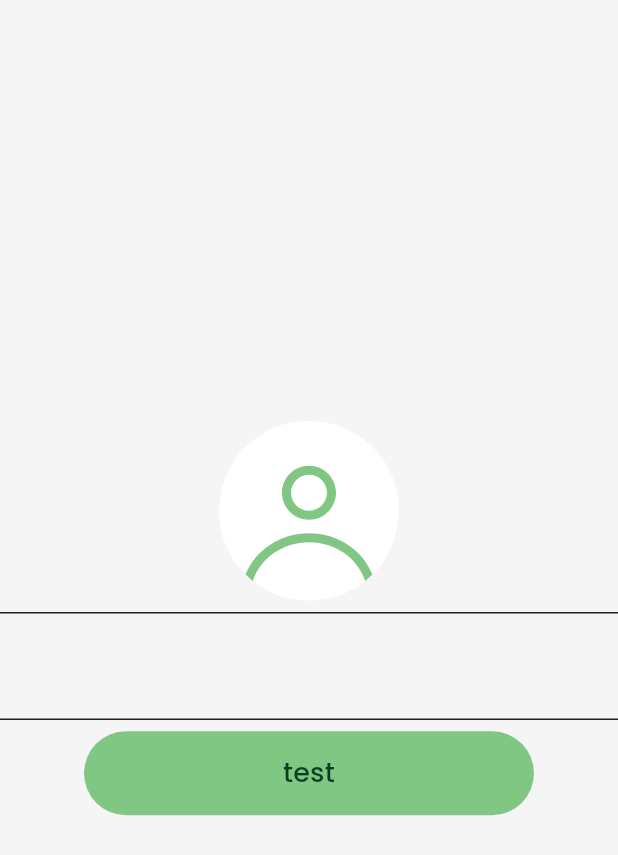
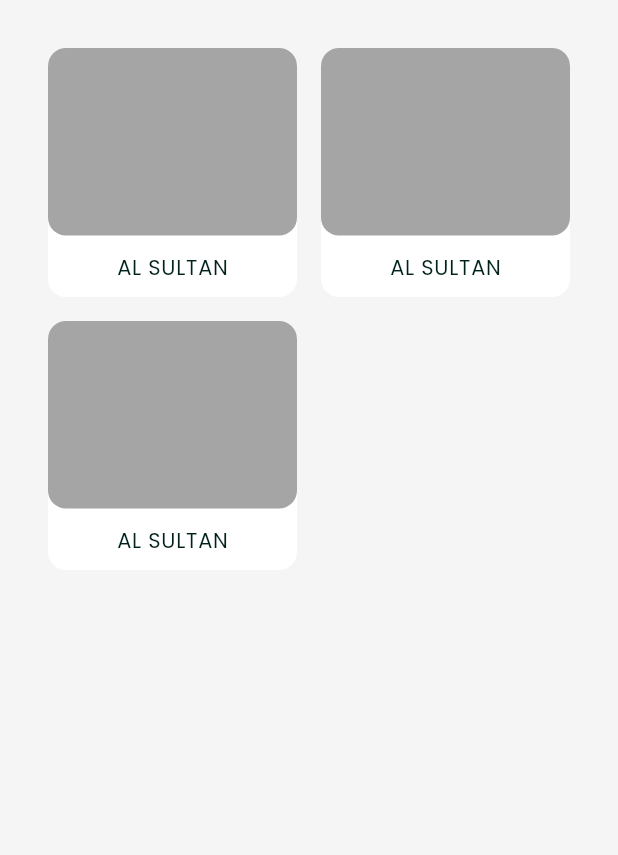
Before and after one commit to AbdulrahmanAlkhawwam/Prog_Lang-pro, a Flutter app: the screen it shows after launch, on a phone screen of 412 x 824 dp. Shown: the top 855 px of the screen. Run offline on Flutter 3.47's test engine with Material 3 defaults, Android fonts, the phone set to English and light mode, and no system bars; our stand-ins replace easy_localization, equatable, flutter_svg, get_it, google_fonts, shared_preferences and 2 more; accounts and stored records are empty.

Commit message:
ADD SHOPS SCREEN

```diff
--- a/lib/src/app.dart
+++ b/lib/src/app.dart
@@ -1,7 +1,7 @@
 import 'package:flutter/material.dart';
+import 'package:program_language_project/src/features/screens/shop/shops_screen.dart';
 
 import '../src/core/constants/theme.dart';
-import '../src/features/test_screen.dart';
 
 class App extends StatelessWidget {
   const App({super.key});
@@ -11,7 +11,7 @@ class App extends StatelessWidget {
     return MaterialApp(
       theme: AppTheme.lightTheme,
       darkTheme: AppTheme.darkTheme,
-      home: TestScreen(),
+      home: ShopsScreen(),
     );
   }
 }
--- a/lib/src/core/constants/theme.dart
+++ b/lib/src/core/constants/theme.dart
@@ -26,7 +26,7 @@ class AppTheme {
     return InputDecorationTheme(
       disabledBorder: OutlineInputBorder(
         borderRadius: BorderRadius.circular(appBor),
-        borderSide: BorderSide(color: colors.outline, width: inputBor),
+        borderSide: BorderSide(color: Colors.transparent, width: inputBor),
       ),
       enabledBorder: OutlineInputBorder(
         borderRadius: BorderRadius.circular(circle),
@@ -56,7 +56,6 @@ class AppTheme {
     return TextButtonThemeData(
       style: ButtonStyle(
         alignment: Alignment.center,
-        fixedSize: const WidgetStatePropertyAll(Size(300, 56)),
         shape: const WidgetStatePropertyAll(StadiumBorder()),
         textStyle: WidgetStatePropertyAll(_textTheme(colors).bodySmall),
       ),
--- /dev/null
+++ b/lib/src/features/screens/shop/shops_screen.dart
@@ -0,0 +1,77 @@
+import 'package:flutter/material.dart';
+
+import '../../models/Location.dart';
+import '../../models/category.dart';
+import '../../models/shop.dart';
+import '../../widgets/shop/shops_item.dart';
+
+class ShopsScreen extends StatelessWidget {
+  const ShopsScreen({super.key});
+
+  @override
+  Widget build(BuildContext context) {
+    // TODO : clear demo data
+    final shops = [
+      Shop(
+        id: "12345566",
+        name: "al sultan",
+        place: Location(
+          latitudes: 0000.0000,
+          longitudes: 0000.000,
+          locationDescription: "locationDescription",
+        ),
+        status: "OPENED",
+        imageId: "/",
+        category: Category(
+          id: "1234567",
+          iconId: 1234,
+          categoryName: "FOOD",
+        ),
+      ),
+      Shop(
+        id: "12345566",
+        name: "al sultan",
+        place: Location(
+            latitudes: 0000.0000,
+            longitudes: 0000.000,
+            locationDescription: "locationDescription"),
+        status: "OPENED",
+        imageId: "kfjv31242oef",
+        category: Category(
+          id: "1234567",
+          iconId: 1234,
+          categoryName: "FOOD",
+        ),
+      ),
+      Shop(
+        id: "12345566",
+        name: "al sultan",
+        place: Location(
+            latitudes: 0000.0000,
+            longitudes: 0000.000,
+            locationDescription: "locationDescription"),
+        status: "OPENED",
+        imageId: "kfjv31242oef",
+        category: Category(
+          id: "1234567",
+          iconId: 1234,
+          categoryName: "FOOD",
+        ),
+      ),
+    ];
+    return Scaffold(
+      body: Padding(
+        padding: const EdgeInsets.all(24),
+        child: GridView.builder(
+          itemCount: shops.length,
+          itemBuilder: (context, index) => ShopsItem(
+            shop: shops[index],
+          ),
+          gridDelegate: SliverGridDelegateWithFixedCrossAxisCount(
+            crossAxisCount: 2,
+          ),
+        ),
+      ),
+    );
+  }
+}
--- /dev/null
+++ b/lib/src/features/widgets/shop/shops_item.dart
@@ -0,0 +1,45 @@
+import 'package:flutter/material.dart';
+
+import '../../../core/utils/app_context.dart';
+import '../../models/shop.dart';
+
+class ShopsItem extends StatelessWidget {
+  final Shop shop;
+
+  const ShopsItem({
+    super.key,
+    required this.shop,
+  });
+
+  @override
+  Widget build(BuildContext context) {
+    return Container(
+      margin: const EdgeInsets.all(8),
+      decoration: BoxDecoration(
+        borderRadius: BorderRadius.circular(12),
+        color: context.colors.onPrimary,
+      ),
+      child: Column(
+        children: [
+          Expanded(
+            child: Container(
+              decoration: BoxDecoration(
+                borderRadius: BorderRadius.circular(12),
+                color: context.colors.outline,
+              ),
+              // TODO : FIX THIS
+              // child: Image.network(shop.imageId),
+            ),
+          ),
+          Padding(
+            padding: EdgeInsets.symmetric(vertical: 9),
+            child: Text(
+              shop.name.toUpperCase(),
+              style: context.textTheme.labelSmall,
+            ),
+          )
+        ],
+      ),
+    );
+  }
+}
```
